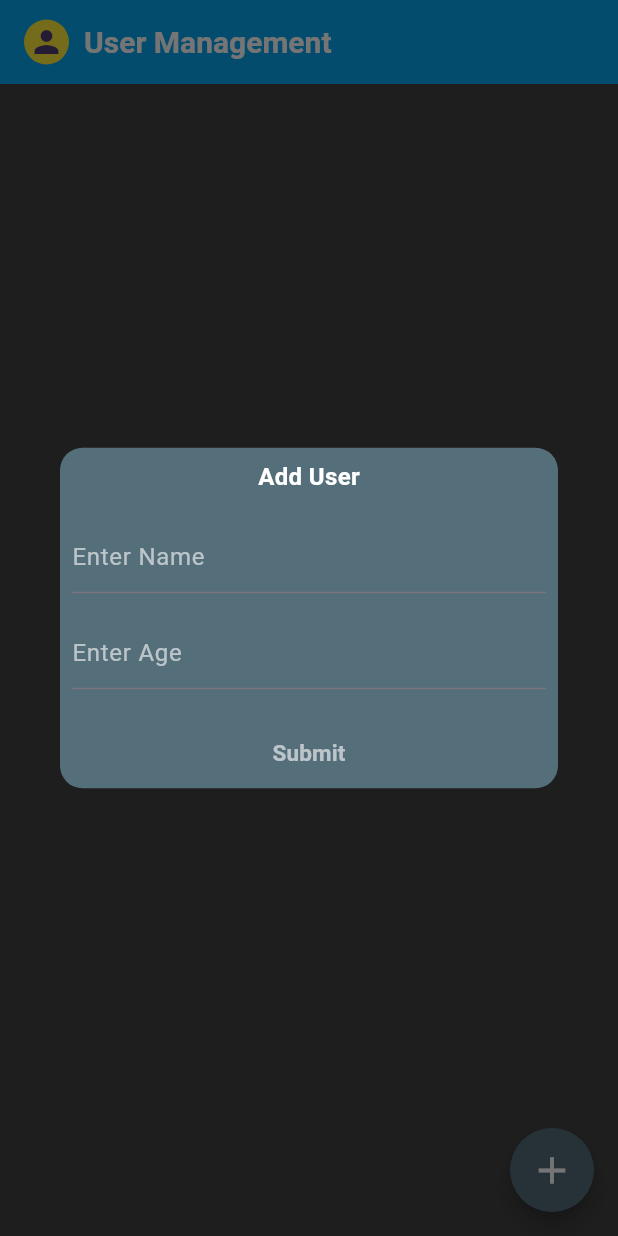
After one commit to Nihal7558/flutter, a Flutter app: the UserMngGet screen opened directly, after a tap on the "add" icon, on a phone screen of 412 x 824 dp. The commit adds this screen. Run offline on Flutter 3.47's test engine with Material 3 defaults, Android fonts, the phone set to English and light mode, and no system bars; our stand-ins replace fluttertoast, get, image_picker; key blocks and very long unbroken strings in the code were emptied for the run.

Commit message:
DAilt Task

```diff
--- a/lib/User management app/provider_view.dart
+++ b/lib/User management app/provider_view.dart
@@ -18,7 +18,7 @@ class _ProviderExState extends State<ProviderEx> {
     final providerGetter = Provider.of<ProviderServices>(context);
 
     return Scaffold(
-      backgroundColor: Color(0xff013D6A),
+      backgroundColor: const Color.fromARGB(255, 241, 237, 237),
       appBar: AppBar(
         backgroundColor: Color(0xff0070af),
         title: Row(
--- /dev/null
+++ b/lib/getx/AddProfile.dart
@@ -0,0 +1,247 @@
+import 'package:flutter/material.dart';
+import 'package:get/get.dart';
+import 'package:homepage/getx/getfrom.dart';
+
+class UserMngGet extends StatelessWidget {
+  TextEditingController _nameController = TextEditingController();
+  TextEditingController _ageController = TextEditingController();
+  UserMngGet({super.key});
+
+  final userGet = Get.put(GetModel());
+
+  @override
+  Widget build(BuildContext context) {
+    return Scaffold(
+      appBar: AppBar(
+        backgroundColor: const Color.fromARGB(255, 6, 165, 238),
+        title: Row(
+          children: [
+            CircleAvatar(
+              child: Icon(Icons.person),
+              backgroundColor: Colors.yellow,
+              radius: 15,
+            ),
+            SizedBox(
+              width: 10,
+            ),
+            Text(
+              "User Management",
+              style: TextStyle(
+                  fontSize: 20,
+                  fontWeight: FontWeight.bold,
+                  color: Colors.white),
+            ),
+          ],
+        ),
+      ),
+      backgroundColor: Colors.grey[800],
+      body: Obx(() {
+        return ListView.separated(
+            itemBuilder: (context, index) {
+              return ListTile(
+                contentPadding:
+                    EdgeInsets.symmetric(horizontal: 20, vertical: 0),
+                title: Text(
+                  userGet.userList[index].name,
+                  style: TextStyle(
+                      fontSize: 18,
+                      fontWeight: FontWeight.w500,
+                      color: Colors.black),
+                ),
+                trailing: Row(
+                  mainAxisSize: MainAxisSize.min,
+                  children: [
+                    InkWell(
+                        onTap: () {
+                          showDialog(
+                            context: context,
+                            builder: (context) {
+                              return Dialog(
+                                backgroundColor: Colors.grey[600],
+                                shape: RoundedRectangleBorder(
+                                    borderRadius: BorderRadius.circular(15)),
+                                child: SizedBox(
+                                  child: Padding(
+                                    padding: const EdgeInsets.all(0.0),
+                                    child: Column(
+                                      mainAxisAlignment:
+                                          MainAxisAlignment.start,
+                                      crossAxisAlignment:
+                                          CrossAxisAlignment.center,
+                                      children: [
+                                        Padding(
+                                          padding:
+                                              const EdgeInsets.only(top: 8.0),
+                                          child: Text(
+                                            "Update User",
+                                            style: TextStyle(
+                                                fontSize: 16,
+                                                fontWeight: FontWeight.w600,
+                                                color: Colors.white),
+                                          ),
+                                        ),
+                                        SizedBox(
+                                          height: 10,
+                                        ),
+                                        Padding(
+                                          padding: const EdgeInsets.all(8.0),
+                                          child: TextField(
+                                            controller: _nameController,
+                                            decoration: InputDecoration(
+                                                hintText: "Enter Name",
+                                                hintStyle: TextStyle(
+                                                    color: Colors.white60)),
+                                          ),
+                                        ),
+                                        Padding(
+                                          padding: const EdgeInsets.all(8.0),
+                                          child: TextField(
+                                            controller: _ageController,
+                                            decoration: InputDecoration(
+                                                hintText: "Enter Age",
+                                                labelStyle: TextStyle(
+                                                    color: Colors.white),
+                                                hintStyle: TextStyle(
+                                                    color: Colors.white60)),
+                                          ),
+                                        ),
+                                        TextButton(
+                                            onPressed: () {
+                                              Get.back();
+
+                                              userGet.updateUser(
+                                                  userGet.userList[index].id,
+                                                  int.parse(
+                                                      _ageController.text),
+                                                  _nameController.text);
+                                            },
+                                            child: Text(
+                                              "Update",
+                                              style: TextStyle(
+                                                  fontSize: 15,
+                                                  fontWeight: FontWeight.w600,
+                                                  color: Colors.white60),
+                                            ))
+                                      ],
+                                    ),
+                                  ),
+                                ),
+                              );
+                            },
+                          );
+                        },
+                        child: Icon(
+                          Icons.edit,
+                          color: Colors.white,
+                        )),
+                    SizedBox(
+                      width: 10,
+                    ),
+                    InkWell(
+                        onTap: () {
+                          userGet.deleteUser(userGet.userList[index].id);
+                        },
+                        child: Icon(
+                          Icons.delete_outline,
+                          color: Colors.white,
+                        ))
+                  ],
+                ),
+              );
+            },
+            separatorBuilder: (context, index) {
+              return Divider(
+                color: Colors.blueGrey[600],
+                thickness: 1,
+              );
+            },
+            itemCount: userGet.userList.length);
+      }),
+      floatingActionButton: FloatingActionButton(
+        shape: RoundedRectangleBorder(borderRadius: BorderRadius.circular(30)),
+        backgroundColor: Colors.blueGrey[600],
+        onPressed: () {
+          showDialog(
+            context: context,
+            builder: (context) {
+              return Dialog(
+                backgroundColor: Colors.blueGrey[600],
+                shape: RoundedRectangleBorder(
+                    borderRadius: BorderRadius.circular(15)),
+                child: SizedBox(
+                  child: Padding(
+                    padding: const EdgeInsets.all(0.0),
+                    child: Column(
+                      mainAxisSize: MainAxisSize.min,
+                      mainAxisAlignment: MainAxisAlignment.start,
+                      crossAxisAlignment: CrossAxisAlignment.center,
+                      children: [
+                        Padding(
+                          padding: const EdgeInsets.only(top: 8.0),
+                          child: Text(
+                            "Add User",
+                            style: TextStyle(
+                                fontSize: 16,
+                                fontWeight: FontWeight.w600,
+                                color: Colors.white),
+                          ),
+                        ),
+                        SizedBox(
+                          height: 10,
+                        ),
+                        Padding(
+                          padding: const EdgeInsets.all(8.0),
+                          child: TextField(
+                            controller: _nameController,
+                            decoration: InputDecoration(
+                                hintText: "Enter Name",
+                                labelStyle: TextStyle(color: Colors.white),
+                                hintStyle: TextStyle(color: Colors.white60)),
+                          ),
+                        ),
+                        Padding(
+                          padding: const EdgeInsets.all(8.0),
+                          child: TextField(
+                            controller: _ageController,
+                            decoration: InputDecoration(
+                                hintText: "Enter Age",
+                                labelStyle: TextStyle(color: Colors.white),
+                                hintStyle: TextStyle(color: Colors.white60)),
+                          ),
+                        ),
+                        SizedBox(
+                          height: 10,
+                        ),
+                        TextButton(
+                            onPressed: () {
+                              Get.back();
+                              userGet.addUser(UserModel(
+                                  name: _nameController.text,
+                                  age: int.parse(_ageController.text),
+                                  id: DateTime.now().toString()));
+                              print(DateTime.now());
+                            },
+                            child: Text(
+                              "Submit",
+                              style: TextStyle(
+                                  fontSize: 15,
+                                  fontWeight: FontWeight.w600,
+                                  color: Colors.white60),
+                            ))
+                      ],
+                    ),
+                  ),
+                ),
+              );
+            },
+          );
+        },
+        child: Icon(
+          Icons.add,
+          color: Colors.white,
+          size: 30,
+        ),
+      ),
+    );
+  }
+}
--- /dev/null
+++ b/lib/getx/getfrom.dart
@@ -0,0 +1,26 @@
+import 'package:get/get.dart';
+
+class GetModel extends GetxController {
+  RxList<UserModel> userList = <UserModel>[].obs;
+
+  void deleteUser(String id) {
+    userList.removeWhere((i) => i.id == id);
+  }
+
+  void addUser(UserModel user) {
+    userList.add(user);
+  }
+
+  void updateUser(String id, int newage, String newName) {
+    final findId = userList.indexWhere((i) => i.id == id);
+    userList[findId] = UserModel(name: newName, age: newage, id: id);
+  }
+}
+
+class UserModel {
+  String name;
+  int age;
+  String id;
+
+  UserModel({required this.name, required this.age, required this.id});
+}
--- a/pubspec.yaml
+++ b/pubspec.yaml
@@ -39,6 +39,7 @@ dependencies:
   image_picker: ^1.1.2
   dropdown_button2: ^2.3.9
   provider: ^6.1.2
+  get: ^4.6.6
 dev_dependencies:
   flutter_test:
     sdk: flutter
```
Also changed, not shown: lib/main.dart (+5 -3 lines), pubspec.lock.
